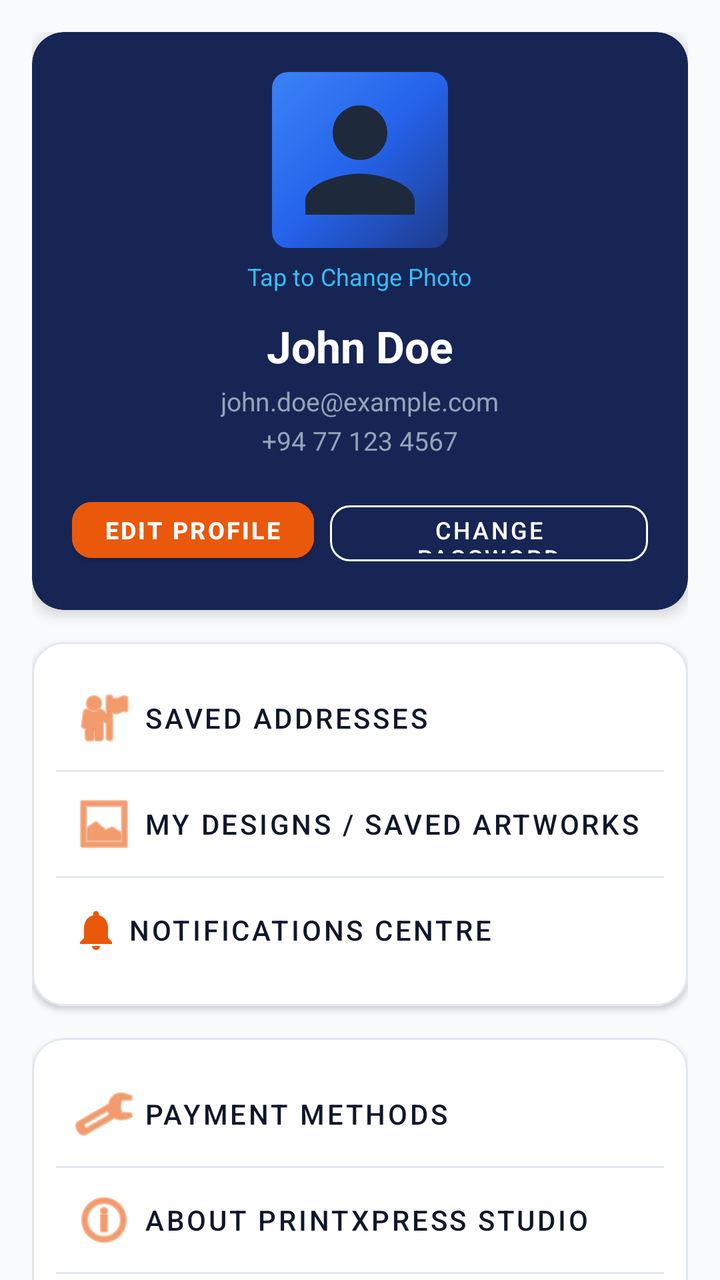
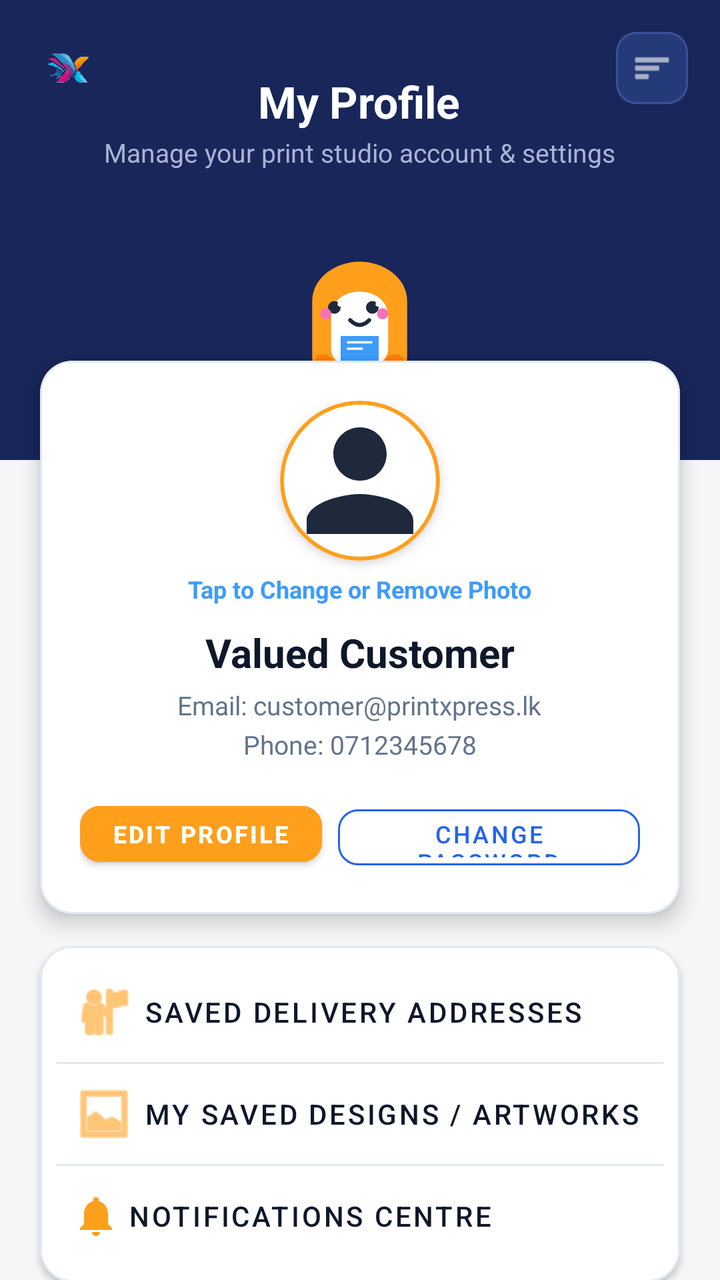

An Android layout rendered at two revisions. The XML below is the earlier revision; the diff shows what the commit changed to produce the second picture.
<!-- AndroidManifest.xml: application theme Theme.PrintXpress -->
<!-- res/layout/fragment_profile.xml -->
<?xml version="1.0" encoding="utf-8"?>
<androidx.core.widget.NestedScrollView xmlns:android="http://schemas.android.com/apk/res/android"
    xmlns:app="http://schemas.android.com/apk/res-auto"
    android:layout_width="match_parent"
    android:layout_height="match_parent"
    android:background="@color/background"
    android:fillViewport="true">

    <LinearLayout
        android:layout_width="match_parent"
        android:layout_height="wrap_content"
        android:orientation="vertical"
        android:padding="16dp">

        <com.google.android.material.card.MaterialCardView
            android:layout_width="match_parent"
            android:layout_height="wrap_content"
            android:layout_marginBottom="16dp"
            app:cardCornerRadius="16dp"
            app:cardElevation="4dp"
            app:cardBackgroundColor="#172554">

            <LinearLayout
                android:layout_width="match_parent"
                android:layout_height="wrap_content"
                android:orientation="vertical"
                android:padding="20dp"
                android:gravity="center_horizontal">

                <ImageView
                    android:id="@+id/ivProfileAvatar"
                    android:layout_width="88dp"
                    android:layout_height="88dp"
                    android:src="@drawable/ic_profile"
                    android:background="@drawable/bg_order_gradient"
                    android:padding="3dp"
                    android:scaleType="centerCrop"
                    android:layout_marginBottom="6dp"
                    android:contentDescription="Profile avatar"/>

                <TextView
                    android:id="@+id/tvChangeDpPrompt"
                    android:layout_width="wrap_content"
                    android:layout_height="wrap_content"
                    android:text="Tap to Change Photo"
                    android:textSize="12sp"
                    android:textColor="#38BDF8"
                    android:layout_marginBottom="12dp"/>

                <TextView
                    android:id="@+id/tvUserName"
                    android:layout_width="wrap_content"
                    android:layout_height="wrap_content"
                    android:text="John Doe"
                    android:textSize="22sp"
                    android:textStyle="bold"
                    android:textColor="@android:color/white"
                    android:layout_marginBottom="4dp"/>

                <TextView
                    android:id="@+id/tvUserEmail"
                    android:layout_width="wrap_content"
                    android:layout_height="wrap_content"
                    android:text="john.doe@example.com"
                    android:textSize="13sp"
                    android:textColor="#94A3B8"
                    android:layout_marginBottom="2dp"/>

                <TextView
                    android:id="@+id/tvUserPhone"
                    android:layout_width="wrap_content"
                    android:layout_height="wrap_content"
                    android:text="+94 77 123 4567"
                    android:textSize="13sp"
                    android:textColor="#94A3B8"
                    android:layout_marginBottom="16dp"/>

                <LinearLayout
                    android:layout_width="wrap_content"
                    android:layout_height="wrap_content"
                    android:orientation="horizontal">

                    <com.google.android.material.button.MaterialButton
                        android:id="@+id/btnEditProfile"
                        android:layout_width="wrap_content"
                        android:layout_height="40dp"
                        android:text="Edit Profile"
                        android:textSize="12sp"
                        android:textStyle="bold"
                        app:cornerRadius="10dp"
                        android:backgroundTint="#EA580C"
                        android:layout_marginEnd="8dp"/>

                    <com.google.android.material.button.MaterialButton
                        android:id="@+id/btnChangePassword"
                        style="@style/Widget.MaterialComponents.Button.OutlinedButton"
                        android:layout_width="wrap_content"
                        android:layout_height="40dp"
                        android:text="Change Password"
                        android:textSize="12sp"
                        android:textColor="@android:color/white"
                        app:strokeColor="@android:color/white"
                        app:cornerRadius="10dp"/>

                </LinearLayout>

            </LinearLayout>
        </com.google.android.material.card.MaterialCardView>

        <com.google.android.material.card.MaterialCardView
            android:layout_width="match_parent"
            android:layout_height="wrap_content"
            android:layout_marginBottom="16dp"
            app:cardCornerRadius="16dp"
            app:cardElevation="2dp"
            app:cardBackgroundColor="@color/surface"
            app:strokeWidth="1dp"
            app:strokeColor="@color/card_stroke">

            <LinearLayout
                android:layout_width="match_parent"
                android:layout_height="wrap_content"
                android:orientation="vertical"
                android:padding="12dp">

                <com.google.android.material.button.MaterialButton
                    android:id="@+id/btnAddresses"
                    style="@style/Widget.MaterialComponents.Button.TextButton.Icon"
                    android:layout_width="match_parent"
                    android:layout_height="52dp"
                    android:text="Saved Addresses"
                    android:textSize="14sp"
                    android:textColor="@color/text_primary"
                    android:gravity="start|center_vertical"
                    app:icon="@android:drawable/ic_menu_myplaces"
                    app:iconTint="@color/secondary"/>

                <View
                    android:layout_width="match_parent"
                    android:layout_height="1dp"
                    android:background="@color/border"/>

                <com.google.android.material.button.MaterialButton
                    android:id="@+id/btnSavedDesigns"
                    style="@style/Widget.MaterialComponents.Button.TextButton.Icon"
                    android:layout_width="match_parent"
                    android:layout_height="52dp"
                    android:text="My Designs / Saved Artworks"
                    android:textSize="14sp"
                    android:textColor="@color/text_primary"
                    android:gravity="start|center_vertical"
                    app:icon="@android:drawable/ic_menu_gallery"
                    app:iconTint="@color/secondary"/>

                <View
                    android:layout_width="match_parent"
                    android:layout_height="1dp"
                    android:background="@color/border"/>

                <com.google.android.material.button.MaterialButton
                    android:id="@+id/btnNotifications"
                    style="@style/Widget.MaterialComponents.Button.TextButton.Icon"
                    android:layout_width="match_parent"
                    android:layout_height="52dp"
                    android:text="Notifications Centre"
                    android:textSize="14sp"
                    android:textColor="@color/text_primary"
                    android:gravity="start|center_vertical"
                    app:icon="@drawable/ic_bell"
                    app:iconTint="@color/secondary"/>

            </LinearLayout>

        </com.google.android.material.card.MaterialCardView>

        <com.google.android.material.card.MaterialCardView
            android:layout_width="match_parent"
            android:layout_height="wrap_content"
            android:layout_marginBottom="24dp"
            app:cardCornerRadius="16dp"
            app:cardElevation="2dp"
            app:cardBackgroundColor="@color/surface"
            app:strokeWidth="1dp"
            app:strokeColor="@color/card_stroke">

            <LinearLayout
                android:layout_width="match_parent"
                android:layout_height="wrap_content"
                android:orientation="vertical"
                android:padding="12dp">

                <com.google.android.material.button.MaterialButton
                    android:id="@+id/btnPaymentMethods"
                    style="@style/Widget.MaterialComponents.Button.TextButton.Icon"
                    android:layout_width="match_parent"
                    android:layout_height="52dp"
                    android:text="Payment Methods"
                    android:textSize="14sp"
                    android:textColor="@color/text_primary"
                    android:gravity="start|center_vertical"
                    app:icon="@android:drawable/ic_menu_manage"
                    app:iconTint="@color/secondary"/>

                <View
                    android:layout_width="match_parent"
                    android:layout_height="1dp"
                    android:background="@color/border"/>

                <com.google.android.material.button.MaterialButton
                    android:id="@+id/btnAboutUs"
                    style="@style/Widget.MaterialComponents.Button.TextButton.Icon"
                    android:layout_width="match_parent"
                    android:layout_height="52dp"
                    android:text="About PrintXpress Studio"
                    android:textSize="14sp"
                    android:textColor="@color/text_primary"
                    android:gravity="start|center_vertical"
                    app:icon="@android:drawable/ic_menu_info_details"
                    app:iconTint="@color/secondary"/>

                <View
                    android:layout_width="match_parent"
                    android:layout_height="1dp"
                    android:background="@color/border"/>

                <com.google.android.material.button.MaterialButton
                    android:id="@+id/btnLogout"
                    style="@style/Widget.MaterialComponents.Button.TextButton.Icon"
                    android:layout_width="match_parent"
                    android:layout_height="52dp"
                    android:text="Sign Out"
                    android:textSize="14sp"
                    android:textColor="#DC2626"
                    android:gravity="start|center_vertical"
                    app:icon="@android:drawable/ic_menu_close_clear_cancel"
                    app:iconTint="#DC2626"/>

            </LinearLayout>

        </com.google.android.material.card.MaterialCardView>

    </LinearLayout>

</androidx.core.widget.NestedScrollView>
<!-- resources referenced by this layout -->
<resources>
  <color name="background">#F8FAFC</color>
  <color name="border">#E2E8F0</color>
  <color name="card_stroke">#E2E8F0</color>
  <color name="secondary">#EA580C</color>
  <color name="surface">#FFFFFF</color>
  <color name="text_primary">#0F172A</color>
  <!-- drawable bg_order_gradient (drawable) -->
  <?xml version="1.0" encoding="utf-8"?>
  <shape xmlns:android="http://schemas.android.com/apk/res/android"
      android:shape="rectangle">
      <gradient
          android:startColor="#1E3A8A"
          android:centerColor="#2563EB"
          android:endColor="#3B82F6"
          android:angle="135"/>
      <corners android:radius="8dp"/>
  </shape>
  <!-- drawable ic_bell (drawable) -->
  <vector xmlns:android="http://schemas.android.com/apk/res/android"
      android:width="24dp"
      android:height="24dp"
      android:viewportWidth="24"
      android:viewportHeight="24">
    <path
        android:fillColor="#1E293B"
        android:pathData="M12,22c1.1,0 2,-0.9 2,-2h-4c0,1.1 0.9,2 2,2zM18,16v-5c0,-3.07 -1.63,-5.64 -4.5,-6.32V4c0,-0.83 -0.67,-1.5 -1.5,-1.5s-1.5,0.67 -1.5,1.5v0.68C7.64,5.36 6,7.92 6,11v5l-2,2v1h16v-1l-2,-2z"/>
  </vector>
  <!-- drawable ic_profile (drawable) -->
  <vector xmlns:android="http://schemas.android.com/apk/res/android"
      android:width="24dp"
      android:height="24dp"
      android:viewportWidth="24"
      android:viewportHeight="24">
    <path
        android:fillColor="#1E293B"
        android:pathData="M12,12c2.21,0 4,-1.79 4,-4s-1.79,-4 -4,-4 -4,1.79 -4,4 1.79,4 4,4zM12,14c-2.67,0 -8,1.34 -8,4v2h16v-2c0,-2.66 -5.33,-4 -8,-4z"/>
  </vector>
  <color name="primary">#172554</color>
  <color name="primary_variant">#0F172A</color>
  <color name="secondary_variant">#C2410C</color>
  <!-- unchanged entries left out for length: 1 -->
</resources>

<!-- the commit's change to res/layout/fragment_profile.xml (unified diff, before → after) -->
@@ -9,16 +9,100 @@
     <LinearLayout
         android:layout_width="match_parent"
         android:layout_height="wrap_content"
-        android:orientation="vertical"
-        android:padding="16dp">
-
+        android:orientation="vertical">
+
+        
+        <RelativeLayout
+            android:id="@+id/layoutProfileHeader"
+            android:layout_width="match_parent"
+            android:layout_height="230dp"
+            android:background="@color/header_bg_customer"
+            android:padding="16dp">
+
+            <ImageView
+                android:id="@+id/ivProfileTopLogo"
+                android:layout_width="36dp"
+                android:layout_height="36dp"
+                android:src="@drawable/ic_launcher_foreground_1024"
+                android:layout_alignParentStart="true"
+                android:layout_alignParentTop="true"
+                android:contentDescription="@string/cd_top_logo" />
+
+            <com.google.android.material.card.MaterialCardView
+                android:id="@+id/btnProfileMenuHeader"
+                android:layout_width="36dp"
+                android:layout_height="36dp"
+                android:layout_alignParentEnd="true"
+                android:layout_alignParentTop="true"
+                app:cardCornerRadius="10dp"
+                app:cardBackgroundColor="#253A78"
+                app:strokeWidth="1dp"
+                app:strokeColor="#3B529A"
+                app:cardElevation="0dp">
+
+                <ImageView
+                    android:layout_width="20dp"
+                    android:layout_height="20dp"
+                    android:layout_gravity="center"
+                    android:src="@android:drawable/ic_menu_sort_by_size"
+                    app:tint="@android:color/white"
+                    android:contentDescription="@string/cd_menu_button" />
+
+            </com.google.android.material.card.MaterialCardView>
+
+            <LinearLayout
+                android:layout_width="wrap_content"
+                android:layout_height="wrap_content"
+                android:orientation="vertical"
+                android:layout_centerHorizontal="true"
+                android:layout_marginTop="20dp"
+                android:gravity="center">
+
+                <TextView
+                    android:id="@+id/tvProfileHeaderTitle"
+                    android:layout_width="wrap_content"
+                    android:layout_height="wrap_content"
+                    android:text="My Profile"
+                    android:textSize="22sp"
+                    android:textStyle="bold"
+                    android:textColor="@android:color/white" />
+
+                <TextView
+                    android:id="@+id/tvProfileHeaderSubtitle"
+                    android:layout_width="wrap_content"
+                    android:layout_height="wrap_content"
+                    android:text="Manage your print studio account &amp; settings"
+                    android:textSize="13sp"
+                    android:textColor="#A9B4D6"
+                    android:layout_marginTop="2dp" />
+
+            </LinearLayout>
+
+            <ImageView
+                android:id="@+id/ivProfileMascot"
+                android:layout_width="95dp"
+                android:layout_height="95dp"
+                android:src="@drawable/ic_mascot_normal"
+                android:layout_alignParentBottom="true"
+                android:layout_centerHorizontal="true"
+                android:layout_marginBottom="8dp"
+                android:contentDescription="@string/cd_mascot" />
+
+        </RelativeLayout>
+
+        
         <com.google.android.material.card.MaterialCardView
+            android:id="@+id/cardProfileContent"
             android:layout_width="match_parent"
             android:layout_height="wrap_content"
+            android:layout_marginTop="-50dp"
+            android:layout_marginHorizontal="20dp"
             android:layout_marginBottom="16dp"
             app:cardCornerRadius="16dp"
-            app:cardElevation="4dp"
-            app:cardBackgroundColor="#172554">
+            app:cardElevation="6dp"
+            app:cardBackgroundColor="@color/surface"
+            app:strokeWidth="1dp"
+            app:strokeColor="@color/card_stroke">
 
             <LinearLayout
                 android:layout_width="match_parent"
@@ -27,52 +111,62 @@
                 android:padding="20dp"
                 android:gravity="center_horizontal">
 
-                <ImageView
-                    android:id="@+id/ivProfileAvatar"
-                    android:layout_width="88dp"
-                    android:layout_height="88dp"
-                    android:src="@drawable/ic_profile"
-                    android:background="@drawable/bg_order_gradient"
-                    android:padding="3dp"
-                    android:scaleType="centerCrop"
-                    android:layout_marginBottom="6dp"
-                    android:contentDescription="Profile avatar"/>
+                <com.google.android.material.card.MaterialCardView
+                    android:layout_width="80dp"
+                    android:layout_height="80dp"
+                    app:cardCornerRadius="40dp"
+                    app:cardElevation="3dp"
+                    app:cardBackgroundColor="@color/surface"
+                    app:strokeWidth="2dp"
+                    app:strokeColor="#FF9F1C"
+                    android:layout_marginBottom="6dp">
+
+                    <ImageView
+                        android:id="@+id/ivProfileAvatar"
+                        android:layout_width="match_parent"
+                        android:layout_height="match_parent"
+                        android:src="@drawable/ic_profile"
+                        android:scaleType="centerCrop"
+                        android:contentDescription="Profile avatar"/>
+
+                </com.google.android.material.card.MaterialCardView>
 
                 <TextView
                     android:id="@+id/tvChangeDpPrompt"
                     android:layout_width="wrap_content"
                     android:layout_height="wrap_content"
-                    android:text="Tap to Change Photo"
+                    android:text="Tap to Change or Remove Photo"
                     android:textSize="12sp"
-                    android:textColor="#38BDF8"
-                    android:layout_marginBottom="12dp"/>
+                    android:textStyle="bold"
+                    android:textColor="#3D9BFA"
+                    android:layout_marginBottom="10dp"/>
 
                 <TextView
                     android:id="@+id/tvUserName"
                     android:layout_width="wrap_content"
                     android:layout_height="wrap_content"
-                    android:text="John Doe"
-                    android:textSize="22sp"
+                    android:text="Valued Customer"
+                    android:textSize="20sp"
                     android:textStyle="bold"
-                    android:textColor="@android:color/white"
+                    android:textColor="@color/text_primary"
                     android:layout_marginBottom="4dp"/>
 
                 <TextView
                     android:id="@+id/tvUserEmail"
                     android:layout_width="wrap_content"
                     android:layout_height="wrap_content"
-                    android:text="john.doe@example.com"
+                    android:text="Email: customer@printxpress.lk"
                     android:textSize="13sp"
-                    android:textColor="#94A3B8"
+                    android:textColor="@color/text_secondary"
                     android:layout_marginBottom="2dp"/>
 
                 <TextView
                     android:id="@+id/tvUserPhone"
                     android:layout_width="wrap_content"
                     android:layout_height="wrap_content"
-                    android:text="+94 77 123 4567"
+                    android:text="Phone: 0712345678"
                     android:textSize="13sp"
-                    android:textColor="#94A3B8"
+                    android:textColor="@color/text_secondary"
                     android:layout_marginBottom="16dp"/>
 
                 <LinearLayout
@@ -88,7 +182,7 @@
                         android:textSize="12sp"
                         android:textStyle="bold"
                         app:cornerRadius="10dp"
-                        android:backgroundTint="#EA580C"
+                        android:backgroundTint="#FF9F1C"
                         android:layout_marginEnd="8dp"/>
 
                     <com.google.android.material.button.MaterialButton
@@ -98,8 +192,8 @@
                         android:layout_height="40dp"
                         android:text="Change Password"
                         android:textSize="12sp"
-                        android:textColor="@android:color/white"
-                        app:strokeColor="@android:color/white"
+                        android:textColor="@color/primary"
+                        app:strokeColor="@color/primary"
                         app:cornerRadius="10dp"/>
 
                 </LinearLayout>
@@ -107,9 +201,11 @@
             </LinearLayout>
         </com.google.android.material.card.MaterialCardView>
 
+        
         <com.google.android.material.card.MaterialCardView
             android:layout_width="match_parent"
             android:layout_height="wrap_content"
+            android:layout_marginHorizontal="20dp"
             android:layout_marginBottom="16dp"
             app:cardCornerRadius="16dp"
             app:cardElevation="2dp"
@@ -121,14 +217,14 @@
                 android:layout_width="match_parent"
                 android:layout_height="wrap_content"
                 android:orientation="vertical"
-                android:padding="12dp">
+                android:padding="8dp">
 
                 <com.google.android.material.button.MaterialButton
                     android:id="@+id/btnAddresses"
                     style="@style/Widget.MaterialComponents.Button.TextButton.Icon"
                     android:layout_width="match_parent"
-                    android:layout_height="52dp"
-                    android:text="Saved Addresses"
+                    android:layout_height="50dp"
+                    android:text="Saved Delivery Addresses"
                     android:textSize="14sp"
                     android:textColor="@color/text_primary"
                     android:gravity="start|center_vertical"
@@ -144,8 +240,8 @@
                     android:id="@+id/btnSavedDesigns"
                     style="@style/Widget.MaterialComponents.Button.TextButton.Icon"
                     android:layout_width="match_parent"
-                    android:layout_height="52dp"
-                    android:text="My Designs / Saved Artworks"
+                    android:layout_height="50dp"
+                    android:text="My Saved Designs / Artworks"
                     android:textSize="14sp"
                     android:textColor="@color/text_primary"
                     android:gravity="start|center_vertical"
@@ -161,7 +257,7 @@
                     android:id="@+id/btnNotifications"
                     style="@style/Widget.MaterialComponents.Button.TextButton.Icon"
                     android:layout_width="match_parent"
-                    android:layout_height="52dp"
+                    android:layout_height="50dp"
                     android:text="Notifications Centre"
                     android:textSize="14sp"
                     android:textColor="@color/text_primary"
@@ -176,6 +272,7 @@
         <com.google.android.material.card.MaterialCardView
             android:layout_width="match_parent"
             android:layout_height="wrap_content"
+            android:layout_marginHorizontal="20dp"
             android:layout_marginBottom="24dp"
             app:cardCornerRadius="16dp"
             app:cardElevation="2dp"
@@ -187,13 +284,13 @@
                 android:layout_width="match_parent"
                 android:layout_height="wrap_content"
                 android:orientation="vertical"
-                android:padding="12dp">
+                android:padding="8dp">
 
                 <com.google.android.material.button.MaterialButton
                     android:id="@+id/btnPaymentMethods"
                     style="@style/Widget.MaterialComponents.Button.TextButton.Icon"
                     android:layout_width="match_parent"
-                    android:layout_height="52dp"
+                    android:layout_height="50dp"
                     android:text="Payment Methods"
                     android:textSize="14sp"
                     android:textColor="@color/text_primary"
@@ -210,7 +307,7 @@
                     android:id="@+id/btnAboutUs"
                     style="@style/Widget.MaterialComponents.Button.TextButton.Icon"
                     android:layout_width="match_parent"
-                    android:layout_height="52dp"
+                    android:layout_height="50dp"
                     android:text="About PrintXpress Studio"
                     android:textSize="14sp"
                     android:textColor="@color/text_primary"
@@ -227,7 +324,7 @@
                     android:id="@+id/btnLogout"
                     style="@style/Widget.MaterialComponents.Button.TextButton.Icon"
                     android:layout_width="match_parent"
-                    android:layout_height="52dp"
+                    android:layout_height="50dp"
                     android:text="Sign Out"
                     android:textSize="14sp"
                     android:textColor="#DC2626"
<!-- resource entries referenced after the edit -->
@@ -1,22 +1,13 @@
 <!-- resources referenced by this layout -->
 <resources>
-  <color name="background">#F8FAFC</color>
+  <color name="background">#F4F6F8</color>
   <color name="border">#E2E8F0</color>
   <color name="card_stroke">#E2E8F0</color>
-  <color name="secondary">#EA580C</color>
+  <color name="header_bg_customer">#18265A</color>
+  <color name="secondary">#FF9F1C</color>
   <color name="surface">#FFFFFF</color>
   <color name="text_primary">#0F172A</color>
-  <!-- drawable bg_order_gradient (drawable) -->
-  <?xml version="1.0" encoding="utf-8"?>
-  <shape xmlns:android="http://schemas.android.com/apk/res/android"
-      android:shape="rectangle">
-      <gradient
-          android:startColor="#1E3A8A"
-          android:centerColor="#2563EB"
-          android:endColor="#3B82F6"
-          android:angle="135"/>
-      <corners android:radius="8dp"/>
-  </shape>
+  <color name="text_secondary">#64748B</color>
   <!-- drawable ic_bell (drawable) -->
   <vector xmlns:android="http://schemas.android.com/apk/res/android"
       android:width="24dp"
@@ -26,6 +17,66 @@
     <path
         android:fillColor="#1E293B"
         android:pathData="M12,22c1.1,0 2,-0.9 2,-2h-4c0,1.1 0.9,2 2,2zM18,16v-5c0,-3.07 -1.63,-5.64 -4.5,-6.32V4c0,-0.83 -0.67,-1.5 -1.5,-1.5s-1.5,0.67 -1.5,1.5v0.68C7.64,5.36 6,7.92 6,11v5l-2,2v1h16v-1l-2,-2z"/>
+  </vector>
+  <!-- drawable ic_launcher_foreground_1024: png bitmap (drawable, 275054 bytes) -->
+  <!-- drawable ic_mascot_normal (drawable) -->
+  <?xml version="1.0" encoding="utf-8"?>
+  <vector xmlns:android="http://schemas.android.com/apk/res/android"
+      android:width="120dp"
+      android:height="120dp"
+      android:viewportWidth="120"
+      android:viewportHeight="120">
+  
+      <path
+          android:fillColor="#FF9F1C"
+          android:pathData="M30,50 C30,35 45,25 60,25 C75,25 90,35 90,50 L90,85 C90,95 80,100 60,100 C40,100 30,95 30,85 Z" />
+  
+      <path
+          android:fillColor="#FFF"
+          android:pathData="M42,60 C42,50 50,44 60,44 C70,44 78,50 78,60 L78,80 C78,88 70,92 60,92 C50,92 42,88 42,80 Z" />
+  
+      <path
+          android:fillColor="#1E293B"
+          android:pathData="M48,54 A4,4 0 1,1 48,53.9 Z" />
+      <path
+          android:fillColor="#1E293B"
+          android:pathData="M72,54 A4,4 0 1,1 72,53.9 Z" />
+  
+      <path
+          android:fillColor="#FFF"
+          android:pathData="M49,52 A1.5,1.5 0 1,1 49,51.9 Z" />
+      <path
+          android:fillColor="#FFF"
+          android:pathData="M73,52 A1.5,1.5 0 1,1 73,51.9 Z" />
+  
+      <path
+          android:fillColor="#F472B6"
+          android:pathData="M42,58 A3.5,3.5 0 1,1 42,57.9 Z" />
+      <path
+          android:fillColor="#F472B6"
+          android:pathData="M78,58 A3.5,3.5 0 1,1 78,57.9 Z" />
+  
+      <path
+          android:strokeColor="#1E293B"
+          android:strokeWidth="2.5"
+          android:strokeLineCap="round"
+          android:pathData="M54,62 Q60,68 66,62" />
+  
+      <path
+          android:fillColor="#FF8000"
+          android:pathData="M32,88 C32,82 40,82 44,88 C44,92 32,92 32,88 Z" />
+      <path
+          android:fillColor="#FF8000"
+          android:pathData="M76,88 C76,82 88,82 88,88 C88,92 76,92 76,88 Z" />
+  
+      <path
+          android:fillColor="#3D9BFA"
+          android:pathData="M48,72 L72,72 L72,88 L48,88 Z" />
+      <path
+          android:strokeColor="#FFF"
+          android:strokeWidth="1.5"
+          android:pathData="M52,76 L68,76 M52,80 L62,80" />
+  
   </vector>
   <!-- drawable ic_profile (drawable) -->
   <vector xmlns:android="http://schemas.android.com/apk/res/android"
@@ -37,9 +88,12 @@
         android:fillColor="#1E293B"
         android:pathData="M12,12c2.21,0 4,-1.79 4,-4s-1.79,-4 -4,-4 -4,1.79 -4,4 1.79,4 4,4zM12,14c-2.67,0 -8,1.34 -8,4v2h16v-2c0,-2.66 -5.33,-4 -8,-4z"/>
   </vector>
-  <color name="primary">#172554</color>
-  <color name="primary_variant">#0F172A</color>
-  <color name="secondary_variant">#C2410C</color>
+  <string name="cd_mascot">Cute Print Mascot</string>
+  <string name="cd_menu_button">Menu Button</string>
+  <string name="cd_top_logo">PrintXpress Logo Mark</string>
+  <color name="primary">#2563EB</color>
+  <color name="primary_variant">#172554</color>
+  <color name="secondary_variant">#EA580C</color>
   <!-- unchanged entries left out for length: 1 -->
 </resources>
 
